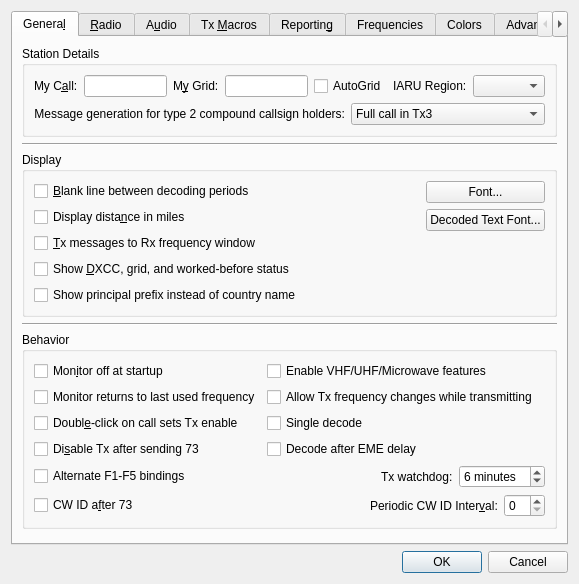
Old version of the form Configuration.ui in the repository saitohirga/WSJT-X.
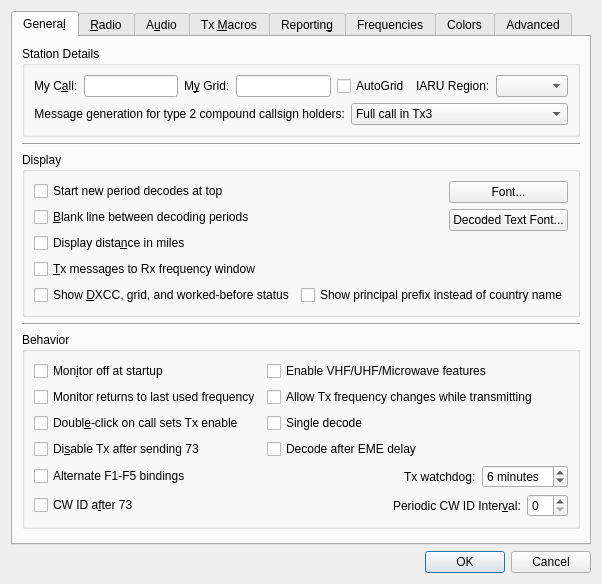
New version of the form. Custom widgets are drawn as their Qt base class.

Commit message: Option to always start new decode periods at the top of the Band Activity window

Patch:
```diff
--- a/Configuration.ui
+++ b/Configuration.ui
@@ -6,8 +6,8 @@
    <rect>
     <x>0</x>
     <y>0</y>
-    <width>542</width>
-    <height>542</height>
+    <width>546</width>
+    <height>536</height>
    </rect>
   </property>
   <property name="windowTitle">
@@ -171,17 +171,17 @@
           <string>Display</string>
          </property>
          <layout class="QGridLayout" name="gridLayout_4">
-          <item row="0" column="0">
-           <widget class="QCheckBox" name="insert_blank_check_box">
+          <item row="3" column="0">
+           <widget class="QCheckBox" name="TX_messages_check_box">
             <property name="toolTip">
              <string>Include a separator line between periods in the band activity window.</string>
             </property>
             <property name="text">
-             <string>&amp;Blank line between decoding periods</string>
+             <string>&amp;Tx messages to Rx frequency window</string>
             </property>
            </widget>
           </item>
-          <item row="3" column="0">
+          <item row="4" column="0">
            <widget class="QCheckBox" name="DXCC_check_box">
             <property name="toolTip">
              <string>Show if decoded stations are new DXCC entities or worked before.</string>
@@ -194,7 +194,26 @@
             </property>
            </widget>
           </item>
-          <item row="0" column="1">
+          <item row="0" column="0">
+           <widget class="QCheckBox" name="decodes_from_top_check_box">
+            <property name="toolTip">
+             <string>&lt;html&gt;&lt;head/&gt;&lt;body&gt;&lt;p&gt;Check to have decodes for a new period start at the top of the Band Activity window and not scroll off the top when the window is full.&lt;/p&gt;&lt;p&gt;This is to aid selecting decodes to double-click while decoding is still in progress. Use the Band Activity vertical scroll bar to reveal decodes past the bottom of the window.&lt;/p&gt;&lt;/body&gt;&lt;/html&gt;</string>
+            </property>
+            <property name="text">
+             <string>Start new period decodes at top</string>
+            </property>
+           </widget>
+          </item>
+          <item row="4" column="1">
+           <widget class="QCheckBox" name="ppfx_check_box">
+            <property name="text">
+             <string>Show principal prefix instead of country name</string>
+            </property>
+           </widget>
+          </item>
+          <item row="0" column="1" rowspan="4">
+           <layout class="QHBoxLayout" name="horizontalLayout_21">
+            <item>
            <spacer name="horizontalSpacer_2">
             <property name="orientation">
              <enum>Qt::Horizontal</enum>
@@ -207,27 +226,7 @@
             </property>
            </spacer>
           </item>
-          <item row="1" column="0">
-           <widget class="QCheckBox" name="miles_check_box">
-            <property name="toolTip">
-             <string>Show distance to DX station in miles rather than kilometers.</string>
-            </property>
-            <property name="text">
-             <string>Display dista&amp;nce in miles</string>
-            </property>
-           </widget>
-          </item>
-          <item row="2" column="0">
-           <widget class="QCheckBox" name="TX_messages_check_box">
-            <property name="toolTip">
-             <string>Show outgoing transmitted messages in the Rx frequency window.</string>
-            </property>
-            <property name="text">
-             <string>&amp;Tx messages to Rx frequency window</string>
-            </property>
-           </widget>
-          </item>
-          <item row="0" column="2" rowspan="4">
+            <item>
            <layout class="QVBoxLayout" name="verticalLayout_6">
             <item>
              <widget class="QPushButton" name="font_push_button">
@@ -264,10 +263,25 @@
             </item>
            </layout>
           </item>
-          <item row="4" column="0">
-           <widget class="QCheckBox" name="ppfx_check_box">
+           </layout>
+          </item>
+          <item row="1" column="0">
+           <widget class="QCheckBox" name="insert_blank_check_box">
+            <property name="toolTip">
+             <string>Include a separator line between periods in the band activity window.</string>
+            </property>
             <property name="text">
-             <string>Show principal prefix instead of country name</string>
+             <string>&amp;Blank line between decoding periods</string>
+            </property>
+           </widget>
+          </item>
+          <item row="2" column="0">
+           <widget class="QCheckBox" name="miles_check_box">
+            <property name="toolTip">
+             <string>Show distance to DX station in miles rather than kilometers.</string>
+            </property>
+            <property name="text">
+             <string>Display dista&amp;nce in miles</string>
             </property>
            </widget>
           </item>
@@ -478,8 +492,8 @@
          </property>
          <property name="sizeHint" stdset="0">
           <size>
-           <width>0</width>
-           <height>0</height>
+           <width>20</width>
+           <height>40</height>
           </size>
          </property>
         </spacer>
```
Left out of the diff: 67 changed lines with no effect on the pictures. Lines whose indentation alone changed are shown as unchanged. The commit also changes 5 other files.
